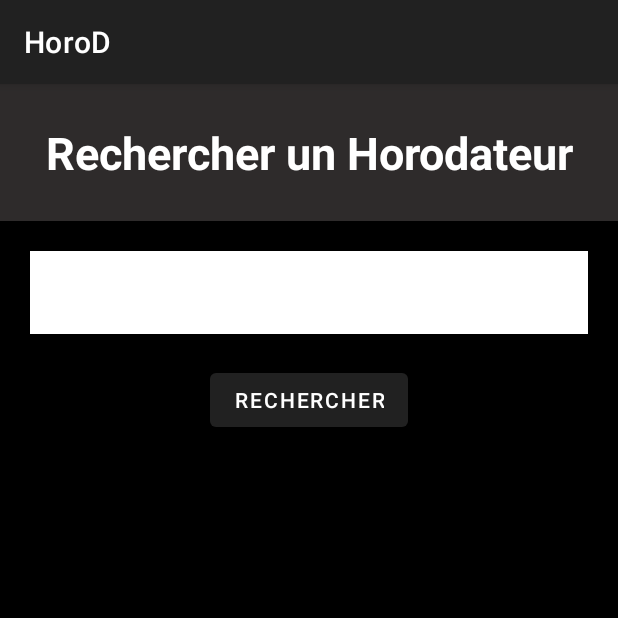
After one commit to Netszky/Mobile, an Android app: the SearchActivity screen opened directly, with no data from a screen before it, on a phone screen of 412 x 824 dp, the top half of it. The commit adds this screen. Run offline under Robolectric (Android 15) with nearby library versions, the phone set to English and light mode, and no system bars; our stand-ins replace Volley.

Commit message:
Add list

```diff
--- a/HoroD/app/src/main/java/fr/mobile/horod/ui/home/HomeActivity.java
+++ b/HoroD/app/src/main/java/fr/mobile/horod/ui/home/HomeActivity.java
@@ -8,6 +8,7 @@ import android.view.View;
 
 import fr.mobile.horod.R;
 import fr.mobile.horod.ui.maps.MapsActivity;
+import fr.mobile.horod.ui.search.SearchActivity;
 
 public class HomeActivity extends AppCompatActivity {
 
@@ -21,4 +22,9 @@ public class HomeActivity extends AppCompatActivity {
         Intent intentmap = new Intent(HomeActivity.this, MapsActivity.class);
         startActivity(intentmap);
     }
+
+    public void SearchActivity(View view) {
+        Intent intentSearch = new Intent(HomeActivity.this, SearchActivity.class);
+        startActivity(intentSearch);
+    }
 }
--- /dev/null
+++ b/HoroD/app/src/main/java/fr/mobile/horod/ui/search/SearchActivity.java
@@ -0,0 +1,104 @@
+package fr.mobile.horod.ui.search;
+
+import androidx.appcompat.app.AppCompatActivity;
+
+import android.os.Bundle;
+import android.util.Log;
+import android.view.View;
+import android.widget.AdapterView;
+import android.widget.ArrayAdapter;
+import android.widget.EditText;
+import android.widget.ListView;
+
+import com.android.volley.Request;
+import com.android.volley.RequestQueue;
+import com.android.volley.Response;
+import com.android.volley.VolleyError;
+import com.android.volley.toolbox.StringRequest;
+import com.android.volley.toolbox.Volley;
+import com.google.gson.Gson;
+
+import java.util.ArrayList;
+import java.util.List;
+
+import fr.mobile.horod.R;
+import fr.mobile.horod.models.ApiHoro;
+import fr.mobile.horod.models.Fields;
+import fr.mobile.horod.models.Records;
+import fr.mobile.horod.util.Constant;
+import fr.mobile.horod.util.FastDialog;
+import fr.mobile.horod.util.Network;
+
+public class SearchActivity extends AppCompatActivity {
+    private EditText arrondissementEditText;
+    private ListView ListHoro;
+    private List<Records> records;
+    private List<String> Horodateur = new ArrayList<String>();
+    private ArrayAdapter<String> adapter;
+    @Override
+    protected void onCreate(Bundle savedInstanceState) {
+        super.onCreate(savedInstanceState);
+        adapter = new ArrayAdapter<String>(
+                SearchActivity.this,
+                android.R.layout.simple_list_item_1,
+                Horodateur
+        );
+        setContentView(R.layout.activity_search);
+
+
+        arrondissementEditText = (EditText) findViewById(R.id.arrondissementEditText);
+        ListHoro = (ListView) findViewById(R.id.ListHoro);
+        ListHoro.setOnItemClickListener(new AdapterView.OnItemClickListener() {
+            @Override
+            public void onItemClick(AdapterView<?> parent, View view, int position, long id) {
+
+            }
+        });
+
+    }
+    public void submit(View view) {
+        if (arrondissementEditText.getText().toString().isEmpty()){
+            FastDialog.showDialog(SearchActivity.this,
+                    FastDialog.SIMPLE_DIALOG,
+                    "Renseignez un arrondissement");
+            return;
+        }
+        if(!Network.isNetworkAvailable(SearchActivity.this)){
+            FastDialog.showDialog(SearchActivity.this,
+                    FastDialog.SIMPLE_DIALOG,
+                    "Activez les données mobiles");
+            return;
+        }
+        RequestQueue queue = Volley.newRequestQueue(this);
+        String url = String.format(Constant.URL, "&refine.arrondt=",arrondissementEditText.getText().toString());
+
+        StringRequest stringRequest = new StringRequest(Request.Method.GET, url, new Response.Listener<String>() {
+            @Override
+            public void onResponse(String response) {
+                Log.e("volley", response);
+                parseJson(response);
+            }
+        }, new Response.ErrorListener() {
+            @Override
+            public void onErrorResponse(VolleyError error) {
+                Log.e("volley", error.toString());
+                String json = new String(error.networkResponse.data);
+                parseJson(json);
+            }
+        });
+        queue.add(stringRequest);
+    }
+    private void parseJson(String response){
+        ApiHoro api = new Gson().fromJson(response, ApiHoro.class);
+        records = api.getRecords();
+
+        if (records != null && records.size() > 0) {
+            for (int i = 0; i < records.size(); i++) {
+                Fields fields = records.get(i).getFields();
+                Horodateur.add(String.format(fields.getAdresse() + " Tarif: " +fields.getTarifhor() + "€"));
+                adapter.notifyDataSetChanged();
+            }
+            ListHoro.setAdapter(adapter);
+        }
+    }
+}
--- a/HoroD/app/src/main/res/layout/activity_home.xml
+++ b/HoroD/app/src/main/res/layout/activity_home.xml
@@ -33,9 +33,9 @@
         android:layout_width="match_parent"
         android:layout_height="wrap_content"
         android:background="@color/black"
-        android:text="Map"
+        android:text="Rechercher"
         android:layout_marginTop="15dp"
-        android:onClick="MapActivity"
+        android:onClick="SearchActivity"
         android:theme="@style/SplashTitle"/>
 
 </LinearLayout>
--- /dev/null
+++ b/HoroD/app/src/main/res/layout/activity_search.xml
@@ -0,0 +1,58 @@
+<?xml version="1.0" encoding="utf-8"?>
+<LinearLayout xmlns:android="http://schemas.android.com/apk/res/android"
+    xmlns:app="http://schemas.android.com/apk/res-auto"
+    xmlns:tools="http://schemas.android.com/tools"
+    android:layout_width="match_parent"
+    android:layout_height="match_parent"
+    android:orientation="vertical"
+    tools:context=".ui.search.SearchActivity">
+
+    <LinearLayout
+        android:layout_width="match_parent"
+        android:layout_height="wrap_content"
+        android:background="#2E2B2B"
+        android:orientation="horizontal"
+        android:padding="25dp" >
+
+
+        <TextView
+            android:layout_width="match_parent"
+            android:layout_height="wrap_content"
+            android:text="@string/rechercher_un_horodateur"
+            android:textColor="@color/white"
+            android:textStyle="bold"
+            android:textSize="30dp"
+            android:textAlignment="center"/>
+    </LinearLayout>
+
+    <LinearLayout
+        android:layout_width="match_parent"
+        android:layout_height="match_parent"
+        android:orientation="vertical"
+        android:background="@color/black">
+
+        <EditText
+            android:id="@+id/arrondissementEditText"
+            android:layout_width="match_parent"
+            android:layout_height="wrap_content"
+            android:padding="15dp"
+            android:layout_gravity="center_vertical"
+
+            android:layout_margin="20dp"
+            android:background="@color/white"/>
+        <Button
+            android:onClick="submit"
+            android:layout_width="wrap_content"
+            android:layout_gravity="center"
+            android:text="Rechercher"
+            android:layout_height="wrap_content"/>
+        <ListView
+            android:id="@+id/ListHoro"
+            android:layout_width="match_parent"
+            android:layout_height="wrap_content"
+            android:background="@color/white"
+            />
+
+    </LinearLayout>
+
+</LinearLayout>
--- a/HoroD/app/src/main/res/values/strings.xml
+++ b/HoroD/app/src/main/res/values/strings.xml
@@ -5,4 +5,5 @@
     <string name="title_activity_maps">Map</string>
 
     <string name="dialog_network_error">Vous devez être connecté</string>
+    <string name="rechercher_un_horodateur">Rechercher un Horodateur</string>
 </resources>
```
Also changed, not shown: HoroD/app/src/main/AndroidManifest.xml (+5 -7 lines).
